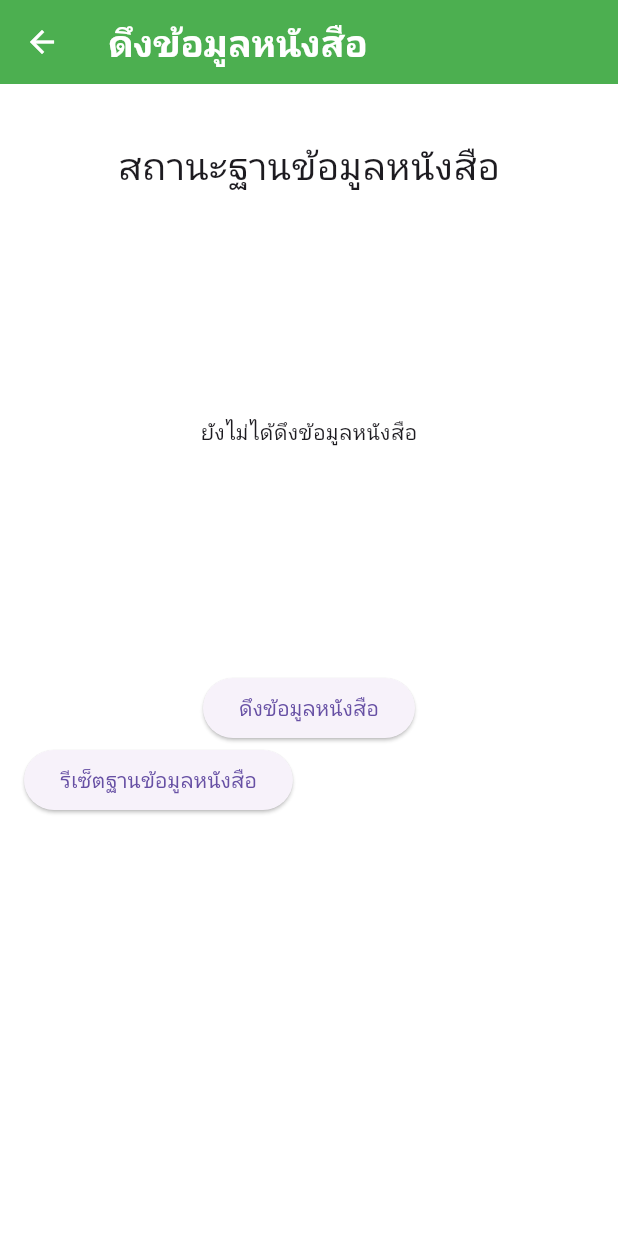
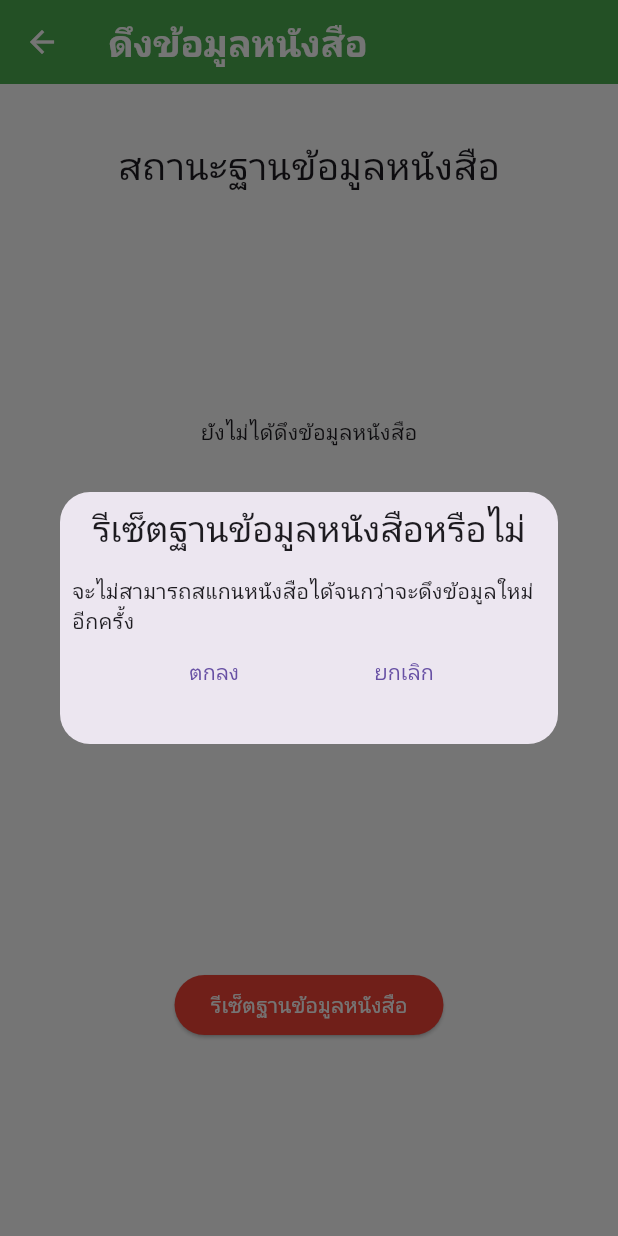
Before and after one commit to pondforwork/qrScanner, a Flutter app: the SelectDBview screen opened directly, after a tap on "รีเซ็ตฐานข้อมูลหนังสือ", on a phone screen of 412 x 824 dp. Run offline on Flutter 3.47's test engine with Material 3 defaults, Android fonts, the phone set to English and light mode, and no system bars; our stand-ins replace connectivity_plus, firebase_auth, firebase_core, get, google_sign_in, grouped_list and 5 more; missing offline and left inert: downloadsfolder, flutter_archive, flutter_barcode_scanner, flutter_file_downloader; accounts and stored records are empty.

```diff
--- a/lib/controller/bookcontroller.dart
+++ b/lib/controller/bookcontroller.dart
@@ -386,6 +386,36 @@ class BookController extends GetxController {
     );
   }
 
+  showDialog() {
+    Get.defaultDialog(
+      title: "รีเซ็ตฐานข้อมูลหนังสือหรือไม่",
+      content: Column(
+        mainAxisAlignment: MainAxisAlignment.spaceEvenly,
+        children: [
+          const Text("จะไม่สามารถสแกนหนังสือได้จนกว่าจะดึงข้อมูลใหม่อีกครั้ง"),
+          Row(
+            mainAxisAlignment: MainAxisAlignment.spaceEvenly,
+            children: [
+              TextButton(
+                onPressed: () {
+                  resetBookDB();
+                  Get.back();
+                },
+                child: const Text("ตกลง"),
+              ),
+              TextButton(
+                onPressed: () {
+                  Get.back();
+                },
+                child: const Text("ยกเลิก"),
+              ),
+            ],
+          )
+        ],
+      ),
+    );
+  }
+
   resetBookDB() {
     isDownloadingDB.value = false;
     scandbhelper.currentdb.value = "No Database Selected";
--- a/lib/screen/scanview.dart
+++ b/lib/screen/scanview.dart
@@ -279,11 +279,12 @@ class Scanview extends StatelessWidget {
       ),
       floatingActionButton: FloatingActionButton(
         onPressed: () async {
-          await scannercontroller.scanandsearchFromDB();
-          while (bookController.continuousScan.value == true) {
-            await Future.delayed(Duration(seconds: 3));
-
+          if (!bookController.continuousScan.value) {
             await scannercontroller.scanandsearchFromDB();
+            while (bookController.continuousScan.value == true) {
+              await Future.delayed(const Duration(seconds: 3));
+              await scannercontroller.scanandsearchFromDB();
+            }
           }
         },
         child: const Icon(Icons.qr_code_2_outlined),
--- a/lib/screen/selectdbview.dart
+++ b/lib/screen/selectdbview.dart
@@ -39,7 +39,7 @@ class SelectDBview extends StatelessWidget {
                       const SizedBox(
                         width: 20,
                       ),
-                      const Text("Downloading "),
+                      const Text("กำลังดาวน์โหลด "),
                       Text(bookController.loadingprogress.value + " %"),
                     ],
                   );
@@ -55,15 +55,16 @@ class SelectDBview extends StatelessWidget {
               }),
               // ignore: prefer_const_constructors
               SizedBox(
-                height: 150,
+                height: 50,
               ),
               Center(
                 child: ElevatedButton(
-                  onPressed: bookController.isDownloadingDB
-                          .value // Check if downloading is in progress
-                      ? null // If downloading is in progress, disable the button
+                  onPressed: bookController.isDownloadingDB.value ||
+                          scandbController.currentdb.value !=
+                              "No Database Selected"
+                      ? null // If downloading is in progress or a database is selected, disable the button
                       : () async {
-                          // If not downloading, initiate the download and apply process
+                          // If not downloading and no database selected, initiate the download and apply process
                           if (await internetContoller
                               .checkInternetConnection()) {
                             await bookController.downloadandapplyDB();
@@ -72,19 +73,31 @@ class SelectDBview extends StatelessWidget {
                           }
                         },
                   child: const Text(
-                      "ดึงข้อมูลหนังสือ"), // Displayed text on the button
+                    "ดึงข้อมูลหนังสือ", // Displayed text on the button
+                  ),
                 ),
               ),
+              const SizedBox(
+                height: 250,
+              ),
               Row(
+                mainAxisAlignment: MainAxisAlignment.center,
                 children: [
                   Row(
                     children: [
                       ElevatedButton(
+                        style: ButtonStyle(
+                          backgroundColor:
+                              MaterialStateProperty.all<Color>(Colors.red),
+                        ),
                         onPressed: () async {
-                          bookController.resetBookDB();
-                          print("Test");
+                          bookController.showDialog();
+                          // bookController.resetBookDB();
                         },
-                        child: const Text("รีเซ็ตฐานข้อมูลหนังสือ"),
+                        child: const Text(
+                          "รีเซ็ตฐานข้อมูลหนังสือ",
+                          style: TextStyle(color: Colors.white),
+                        ),
                       ),
                     ],
                   )
```
